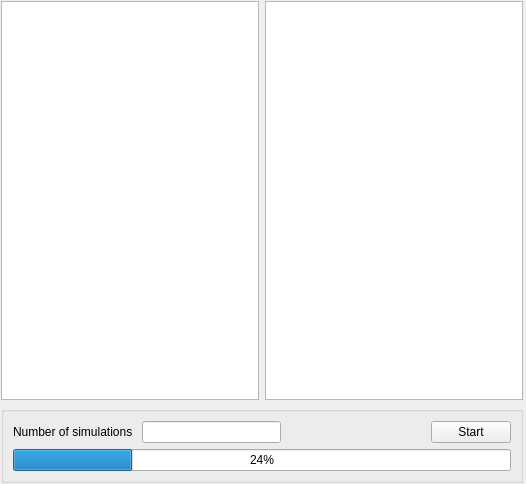
ladisk/DyS, file analysis/analysis.ui: the form before one commit.
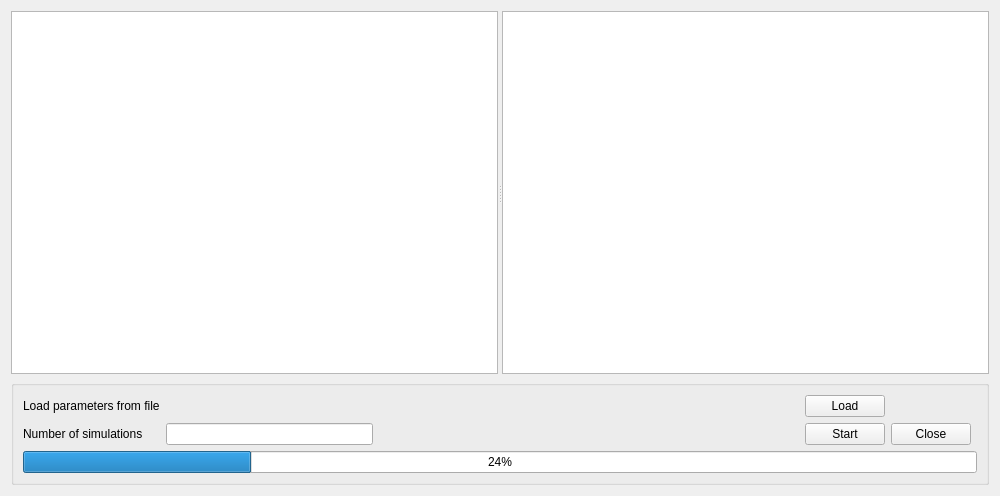
The form after the commit.

Diff of the .ui file:
```diff
--- a/analysis/analysis.ui
+++ b/analysis/analysis.ui
@@ -9,44 +9,42 @@
    <rect>
     <x>0</x>
     <y>0</y>
-    <width>526</width>
-    <height>484</height>
+    <width>1000</width>
+    <height>496</height>
    </rect>
   </property>
   <property name="sizePolicy">
-   <sizepolicy hsizetype="Preferred" vsizetype="Preferred">
+   <sizepolicy hsizetype="Expanding" vsizetype="Expanding">
     <horstretch>0</horstretch>
     <verstretch>0</verstretch>
    </sizepolicy>
   </property>
   <property name="minimumSize">
    <size>
-    <width>300</width>
-    <height>300</height>
+    <width>600</width>
+    <height>400</height>
    </size>
   </property>
   <property name="maximumSize">
    <size>
-    <width>1000</width>
-    <height>1000</height>
+    <width>16777215</width>
+    <height>16777215</height>
    </size>
   </property>
   <property name="windowTitle">
    <string>Analysis</string>
   </property>
-  <widget class="QWidget" name="">
-   <property name="geometry">
-    <rect>
-     <x>1</x>
-     <y>1</y>
-     <width>522</width>
-     <height>482</height>
-    </rect>
-   </property>
-   <layout class="QVBoxLayout" name="verticalLayout">
-    <item>
-     <layout class="QHBoxLayout" name="horizontalLayout">
-      <item>
+  <layout class="QGridLayout" name="gridLayout_2">
+   <item row="0" column="0">
+    <layout class="QVBoxLayout" name="verticalLayout">
+     <property name="sizeConstraint">
+      <enum>QLayout::SetNoConstraint</enum>
+     </property>
+     <item>
+      <widget class="QSplitter" name="splitter">
+       <property name="orientation">
+        <enum>Qt::Horizontal</enum>
+       </property>
        <widget class="QTreeView" name="treeView">
         <property name="minimumSize">
          <size>
@@ -61,8 +59,6 @@
          <bool>false</bool>
         </attribute>
        </widget>
-      </item>
-      <item>
        <widget class="QTableView" name="tableView">
         <property name="minimumSize">
          <size>
@@ -71,57 +67,94 @@
          </size>
         </property>
        </widget>
-      </item>
-     </layout>
-    </item>
-    <item>
-     <widget class="QGroupBox" name="groupBox">
-      <layout class="QGridLayout" name="gridLayout">
-       <item row="0" column="0">
-        <widget class="QLabel" name="label">
-         <property name="text">
-          <string>Number of simulations </string>
-         </property>
-        </widget>
-       </item>
-       <item row="0" column="1">
-        <widget class="QLineEdit" name="lineEdit"/>
-       </item>
-       <item row="0" column="2">
-        <spacer name="horizontalSpacer">
-         <property name="orientation">
-          <enum>Qt::Horizontal</enum>
-         </property>
-         <property name="sizeHint" stdset="0">
-          <size>
-           <width>40</width>
-           <height>20</height>
-          </size>
-         </property>
-        </spacer>
-       </item>
-       <item row="0" column="3">
-        <widget class="QPushButton" name="pushButton">
-         <property name="text">
-          <string>Start</string>
-         </property>
-        </widget>
-       </item>
-       <item row="1" column="0" colspan="4">
-        <widget class="QProgressBar" name="progressBar">
-         <property name="value">
-          <number>24</number>
-         </property>
-        </widget>
-       </item>
-      </layout>
-     </widget>
-    </item>
-   </layout>
-  </widget>
-  <zorder>treeView</zorder>
-  <zorder>gridLayoutWidget</zorder>
-  <zorder>frame</zorder>
+      </widget>
+     </item>
+     <item>
+      <widget class="QGroupBox" name="groupBox">
+       <property name="sizePolicy">
+        <sizepolicy hsizetype="Preferred" vsizetype="Fixed">
+         <horstretch>0</horstretch>
+         <verstretch>0</verstretch>
+        </sizepolicy>
+       </property>
+       <layout class="QGridLayout" name="gridLayout">
+        <item row="2" column="0" colspan="7">
+         <widget class="QProgressBar" name="progressBar">
+          <property name="value">
+           <number>24</number>
+          </property>
+         </widget>
+        </item>
+        <item row="1" column="1">
+         <widget class="QLineEdit" name="number_of_simulations"/>
+        </item>
+        <item row="1" column="4">
+         <widget class="QPushButton" name="startButton">
+          <property name="text">
+           <string>Start</string>
+          </property>
+         </widget>
+        </item>
+        <item row="1" column="0">
+         <widget class="QLabel" name="label">
+          <property name="text">
+           <string>Number of simulations </string>
+          </property>
+         </widget>
+        </item>
+        <item row="0" column="4">
+         <widget class="QPushButton" name="loadButton">
+          <property name="text">
+           <string>Load</string>
+          </property>
+         </widget>
+        </item>
+        <item row="1" column="5">
+         <widget class="QPushButton" name="closeButton">
+          <property name="text">
+           <string>Close</string>
+          </property>
+         </widget>
+        </item>
+        <item row="1" column="2">
+         <spacer name="horizontalSpacer">
+          <property name="orientation">
+           <enum>Qt::Horizontal</enum>
+          </property>
+          <property name="sizeHint" stdset="0">
+           <size>
+            <width>40</width>
+            <height>20</height>
+           </size>
+          </property>
+         </spacer>
+        </item>
+        <item row="0" column="0">
+         <widget class="QLabel" name="label_2">
+          <property name="text">
+           <string>Load parameters from file</string>
+          </property>
+         </widget>
+        </item>
+        <item row="1" column="3">
+         <spacer name="horizontalSpacer_2">
+          <property name="orientation">
+           <enum>Qt::Horizontal</enum>
+          </property>
+          <property name="sizeHint" stdset="0">
+           <size>
+            <width>40</width>
+            <height>20</height>
+           </size>
+          </property>
+         </spacer>
+        </item>
+       </layout>
+      </widget>
+     </item>
+    </layout>
+   </item>
+  </layout>
  </widget>
  <resources/>
  <connections/>
```
Left out of the diff: 9 changed lines with no effect on the pictures.
